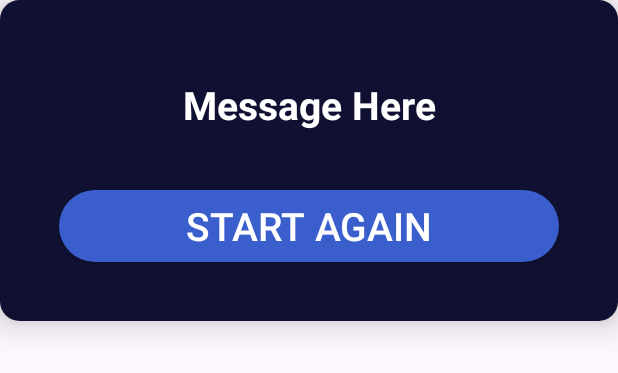
After one commit to info-kareemmohamed/Tic-Tac-Toe-game, an Android app: the layout custom_dialog.xml on its own in the app's theme, with its tools: preview values and no code run, on a phone screen of 412 x 824 dp. The commit adds this screen. Shown: the top 373 px of the screen. Run offline under Robolectric (Android 15) with nearby library versions, the phone set to English and light mode, and no system bars.

Commit message:
multiple players : Score and Dialog winner

```diff
--- a/app/src/main/java/com/example/tic_tac_toe_game/GameModel.kt
+++ b/app/src/main/java/com/example/tic_tac_toe_game/GameModel.kt
@@ -4,6 +4,8 @@ data class GameModel(
     var gameId:String = "-1",
     var filledPosition:MutableList<String> = mutableListOf("","","","","","","","",""),
     var winner:String="",
+    var scoreX:Int=0,
+    var scoreO:Int=0,
     var gameStatus: GameStatus =GameStatus.CREATED,
     var currentPlayer:Boolean=true,//true=X false=O
 
--- a/app/src/main/res/layout/activity_tic_tac_toe.xml
+++ b/app/src/main/res/layout/activity_tic_tac_toe.xml
@@ -22,6 +22,7 @@
         app:cardElevation="@dimen/_10sdp">
 
         <LinearLayout
+            android:id="@+id/TicTac_LinearLayout_X"
             android:layout_width="match_parent"
             android:layout_height="match_parent"
             android:background="@drawable/round_back_border"
@@ -41,6 +42,7 @@
 
 
             <TextView
+                android:id="@+id/TicTac_Score_X"
                 android:layout_width="match_parent"
                 android:layout_height="wrap_content"
                 android:layout_margin="@dimen/_1sdp"
@@ -72,6 +74,7 @@
         app:cardElevation="@dimen/_10sdp">
 
         <LinearLayout
+            android:id="@+id/TicTac_LinearLayout_O"
             android:layout_width="match_parent"
             android:layout_height="match_parent"
             android:background="@drawable/round_back_dark"
@@ -91,6 +94,7 @@
 
 
             <TextView
+                android:id="@+id/TicTac_Score_O"
                 android:layout_width="match_parent"
                 android:layout_height="wrap_content"
                 android:layout_margin="@dimen/_1sdp"
--- /dev/null
+++ b/app/src/main/res/layout/custom_dialog.xml
@@ -0,0 +1,41 @@
+<?xml version="1.0" encoding="utf-8"?>
+<androidx.cardview.widget.CardView xmlns:android="http://schemas.android.com/apk/res/android"
+    xmlns:app="http://schemas.android.com/apk/res-auto"
+    android:layout_width="match_parent"
+    android:layout_height="wrap_content"
+    app:cardCornerRadius="@dimen/_10sdp"
+    app:cardElevation="@dimen/_10sdp">
+
+
+    <LinearLayout
+        android:layout_width="match_parent"
+        android:layout_height="wrap_content"
+        android:background="@color/dark_blue"
+        android:padding="@dimen/_20sdp"
+        android:orientation="vertical">
+
+        <TextView
+            android:id="@+id/Dialog_Text"
+            android:layout_width="match_parent"
+            android:layout_height="wrap_content"
+            android:layout_margin="@dimen/_20sdp"
+            android:gravity="center"
+            android:text="Message Here"
+            android:textColor="@color/white"
+            android:textSize="@dimen/_20ssp"
+            android:textStyle="bold" />
+
+        <androidx.appcompat.widget.AppCompatButton
+
+            android:id="@+id/Dialog_Button_Start"
+            android:layout_width="match_parent"
+            android:layout_height="wrap_content"
+            android:layout_margin="@dimen/_10sdp"
+            android:background="@drawable/round_back_blue1000"
+            android:text="Start Again"
+            android:textColor="@color/white"
+            android:textSize="@dimen/_20ssp" />
+
+    </LinearLayout>
+
+</androidx.cardview.widget.CardView>
```
Also changed, not shown: app/src/main/java/com/example/tic_tac_toe_game/CustomDialog.kt (added, +32 -0 lines), app/src/main/java/com/example/tic_tac_toe_game/TicTacToe.kt (+59 -17 lines).
